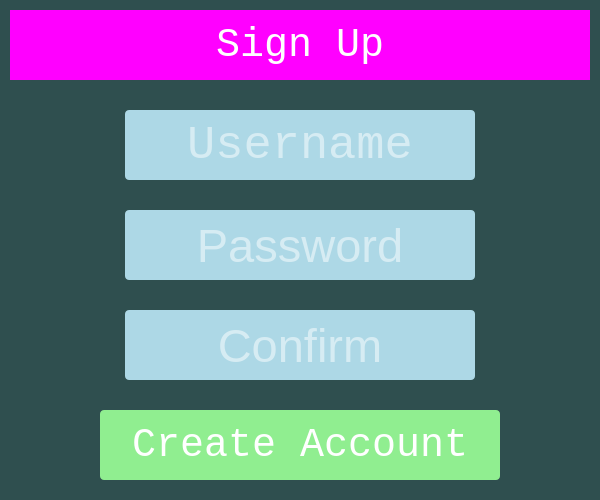
Above: qt/ui/login.ui from jparker2006/Contacts before the change. Below: the same form after it.
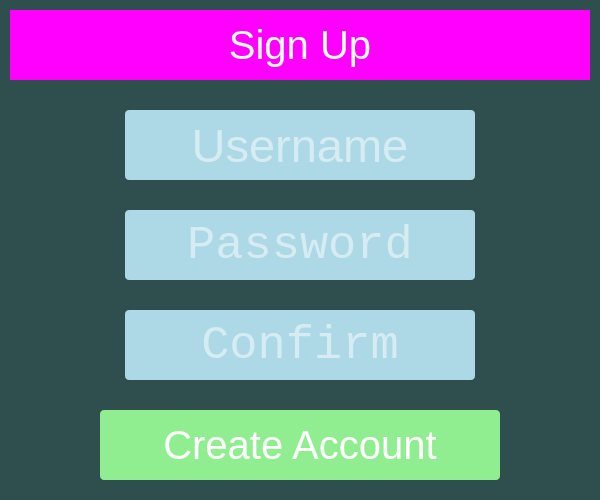
That is the form after the change.

Patch:
```diff
--- a/qt/ui/login.ui
+++ b/qt/ui/login.ui
@@ -46,7 +46,6 @@
     </property>
     <property name="font">
      <font>
-      <family>Monospace</family>
       <pointsize>-1</pointsize>
      </font>
     </property>
@@ -73,7 +72,6 @@
     </property>
     <property name="font">
      <font>
-      <family>Monospace</family>
       <pointsize>35</pointsize>
      </font>
     </property>
@@ -107,6 +105,7 @@
     </property>
     <property name="font">
      <font>
+      <family>Monospace</family>
       <pointsize>35</pointsize>
      </font>
     </property>
@@ -137,6 +136,7 @@
     </property>
     <property name="font">
      <font>
+      <family>Monospace</family>
       <pointsize>35</pointsize>
      </font>
     </property>
@@ -170,7 +170,6 @@
     </property>
     <property name="font">
      <font>
-      <family>Monospace</family>
       <pointsize>30</pointsize>
      </font>
     </property>
```
